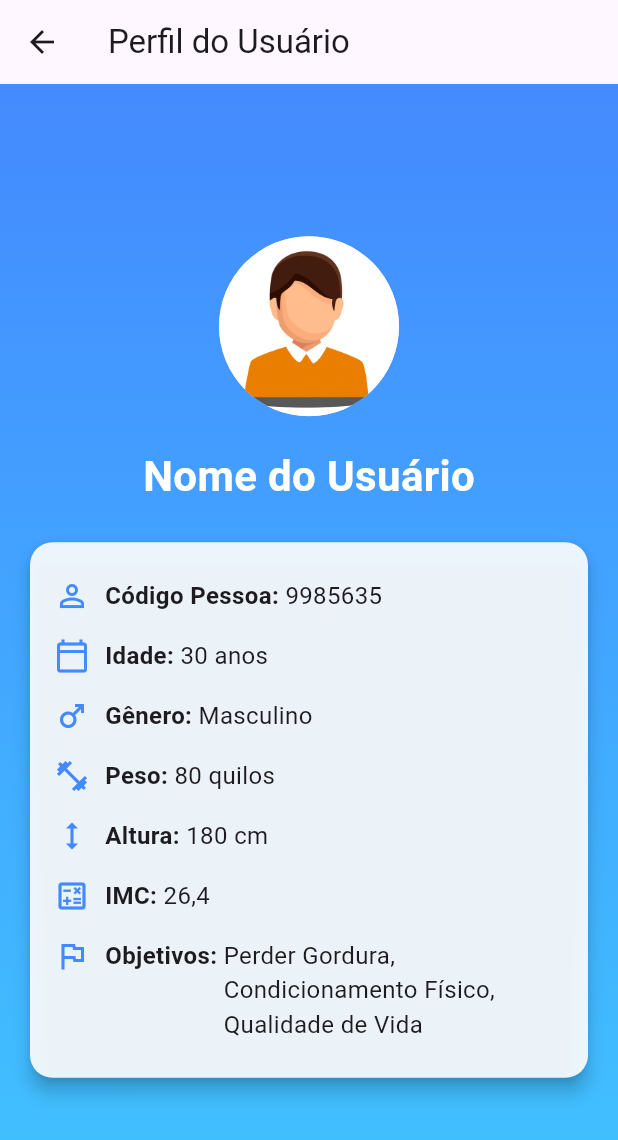
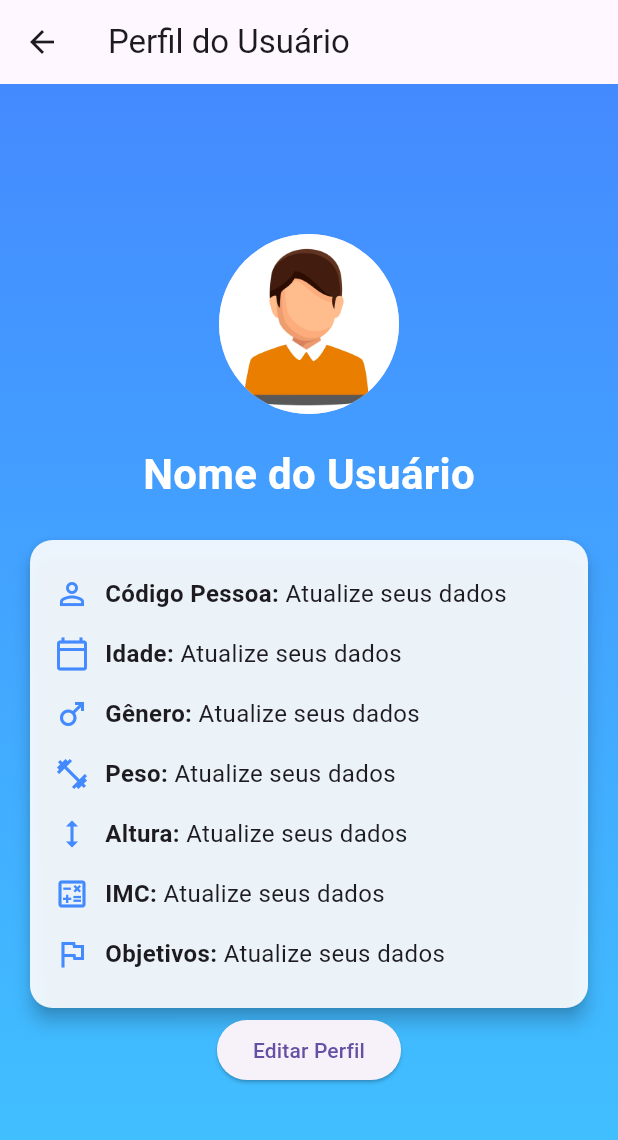
Before and after one commit to SouzaLipes/puc_fit_trabalho_moba, a Flutter app: the TelaPerfil screen opened by its route, on a phone screen of 412 x 824 dp. Shown: the top 1140 px of the screen. Run offline on Flutter 3.47's test engine with Material 3 defaults, Android fonts, the phone set to English and light mode, and no system bars.

Commit message:
fix imc modal error + add usuario info edit

```diff
--- a/puc_fit/lib/calendario_treinos.dart
+++ b/puc_fit/lib/calendario_treinos.dart
@@ -1,5 +1,4 @@
 import 'package:flutter/material.dart';
-import 'exercicios_feito_dia.dart';
 
 class CalendarioTreinos extends StatelessWidget {
   final List<String> days = [
--- a/puc_fit/lib/main.dart
+++ b/puc_fit/lib/main.dart
@@ -1,4 +1,5 @@
 import 'package:flutter/material.dart';
+import 'models/usuario.dart';
 import 'tela_calculo_imc.dart';
 import 'cadastro_treinos.dart';
 import 'package:puclifters/loginpage.dart';
@@ -7,22 +8,33 @@ import 'perfil_usuario.dart';
 import 'calendario_treinos.dart';
 
 void main() {
-  runApp(const MyApp());
+  Usuario usuario = Usuario(
+    codigoPessoa: 'Atualize seus dados',
+    idade: 'Atualize seus dados',
+    genero: 'Atualize seus dados',
+    peso: 'Atualize seus dados',
+    altura: 'Atualize seus dados',
+    imc: 'Atualize seus dados',
+    objetivos: 'Atualize seus dados',
+  );
+  runApp(MyApp(usuario: usuario));
 }
 
 class MyApp extends StatelessWidget {
-  const MyApp({super.key});
+  final Usuario usuario;
+
+  MyApp({super.key, Usuario? usuario}) : usuario = usuario ?? Usuario.empty();
 
   @override
   Widget build(BuildContext context) {
     return MaterialApp(
       initialRoute: '/login',
       routes: {
-        '/exercice': (context) => const TreinoPage(),
-        '/': (context) => IMCCalculator(),
+        '/exercice': (context) => TreinoPage(usuario: usuario),
+        '/': (context) => const IMCCalculator(),
         '/login': (context) => const LoginPage(),
         '/chave': (context) => const RegisterPage(),
-        '/perfil': (context) => const TelaPerfil(),
+        '/perfil': (context) => TelaPerfil(usuario: usuario),
         '/calendarioTreinos': (context) => CalendarioTreinos(),
       },
     );
--- /dev/null
+++ b/puc_fit/lib/models/usuario.dart
@@ -0,0 +1,28 @@
+class Usuario {
+  String codigoPessoa;
+  String idade;
+  String genero;
+  String peso;
+  String altura;
+  String imc;
+  String objetivos;
+
+  Usuario({
+    required this.codigoPessoa,
+    required this.idade,
+    required this.genero,
+    required this.peso,
+    required this.altura,
+    required this.imc,
+    required this.objetivos,
+  });
+
+  Usuario.empty()
+      : codigoPessoa = '',
+        idade = '',
+        genero = '',
+        peso = '',
+        altura = '',
+        imc = '',
+        objetivos = '';
+}
--- a/puc_fit/lib/perfil_usuario.dart
+++ b/puc_fit/lib/perfil_usuario.dart
@@ -1,12 +1,25 @@
 import 'package:flutter/material.dart';
+import 'editar_perfil.dart';
+import 'models/usuario.dart';
 
 class TelaPerfil extends StatefulWidget {
-  const TelaPerfil({super.key});
+  final Usuario usuario;
+
+  const TelaPerfil({super.key, required this.usuario});
+
   @override
   State<TelaPerfil> createState() => _TelaPerfilState();
 }
 
 class _TelaPerfilState extends State<TelaPerfil> {
+  late Usuario usuario;
+
+  @override
+  void initState() {
+    super.initState();
+    usuario = widget.usuario;
+  }
+
   @override
   Widget build(BuildContext context) {
     return Scaffold(
@@ -27,13 +40,11 @@ class _TelaPerfilState extends State<TelaPerfil> {
             child: Column(
               mainAxisAlignment: MainAxisAlignment.center,
               children: <Widget>[
-                // Imagem centralizada
                 const CircleAvatar(
                   radius: 60,
                   backgroundImage: AssetImage('assets/3x4.png'),
                 ),
                 const SizedBox(height: 20),
-                // Nome do usuário
                 const Text(
                   'Nome do Usuário',
                   style: TextStyle(
@@ -43,57 +54,71 @@ class _TelaPerfilState extends State<TelaPerfil> {
                   ),
                 ),
                 const SizedBox(height: 20),
-                // Detalhes do perfil envolto por um Card
                 Card(
                   color: Colors.white.withOpacity(0.9),
                   shape: RoundedRectangleBorder(
                     borderRadius: BorderRadius.circular(15.0),
                   ),
                   elevation: 5,
-                  child: const Padding(
-                    padding: EdgeInsets.all(16.0),
+                  child: Padding(
+                    padding: const EdgeInsets.all(16.0),
                     child: Column(
                       crossAxisAlignment: CrossAxisAlignment.start,
                       children: [
                         ProfileDetailRow(
                           icon: Icons.person_outline,
                           label: 'Código Pessoa',
-                          value: '9985635',
+                          value: usuario.codigoPessoa,
                         ),
                         ProfileDetailRow(
                           icon: Icons.calendar_today_outlined,
                           label: 'Idade',
-                          value: '30 anos',
+                          value: usuario.idade,
                         ),
                         ProfileDetailRow(
                           icon: Icons.male_outlined,
                           label: 'Gênero',
-                          value: 'Masculino',
+                          value: usuario.genero,
                         ),
                         ProfileDetailRow(
                           icon: Icons.fitness_center_outlined,
                           label: 'Peso',
-                          value: '80 quilos',
+                          value: usuario.peso,
                         ),
                         ProfileDetailRow(
                           icon: Icons.height_outlined,
                           label: 'Altura',
-                          value: '180 cm',
+                          value: usuario.altura,
                         ),
                         ProfileDetailRow(
                           icon: Icons.calculate_outlined,
                           label: 'IMC',
-                          value: '26,4',
+                          value: usuario.imc,
                         ),
                         ProfileDetailRow(
                           icon: Icons.flag_outlined,
                           label: 'Objetivos',
-                          value:
-                              'Perder Gordura, Condicionamento Físico, Qualidade de Vida',
+                          value: usuario.objetivos,
                         ),
                       ],
                     ),
                   ),
+                ),
+                ElevatedButton(
+                  onPressed: () async {
+                    final novoUsuario = await Navigator.push(
+                      context,
+                      MaterialPageRoute(
+                        builder: (context) => EditarPerfil(usuario: usuario),
+                      ),
+                    );
+                    if (novoUsuario != null) {
+                      setState(() {
+                        usuario = novoUsuario;
+                      });
+                    }
+                  },
+                  child: const Text('Editar Perfil'),
                 ),
               ],
             ),
@@ -103,23 +128,25 @@ class _TelaPerfilState extends State<TelaPerfil> {
     );
   }
 }
+
 class ProfileDetailRow extends StatelessWidget {
   final IconData icon;
   final String label;
   final String value;
+
   const ProfileDetailRow({
     super.key,
     required this.icon,
     required this.label,
     required this.value,
   });
+
   @override
   Widget build(BuildContext context) {
     return Padding(
       padding: const EdgeInsets.symmetric(vertical: 8.0),
       child: Row(
-        crossAxisAlignment: CrossAxisAlignment
-            .start, // Para alinhar texto que pode ter várias linhas
+        crossAxisAlignment: CrossAxisAlignment.start,
         children: [
           Icon(icon, color: Colors.blueAccent),
           const SizedBox(width: 10),
@@ -130,15 +157,13 @@ class ProfileDetailRow extends StatelessWidget {
               fontWeight: FontWeight.bold,
             ),
           ),
-          // Ajustando para texto multilinhas
           Expanded(
             child: Text(
               value,
               style: const TextStyle(
                 fontSize: 16,
               ),
-              softWrap:
-                  true, // Permite que o texto seja quebrado em múltiplas linhas
+              softWrap: true,
             ),
           ),
         ],
```
Also changed, not shown: puc_fit/lib/cadastro_treinos.dart (+31 -11 lines), puc_fit/lib/chave_de_acesso.dart (+20 -20 lines), puc_fit/lib/editar_perfil.dart (added, +112 -0 lines), puc_fit/lib/exercicios_feito_dia.dart (+5 -5 lines), puc_fit/lib/loginpage.dart (+5 -5 lines), puc_fit/lib/tela_calculo_imc.dart (+27 -28 lines).
